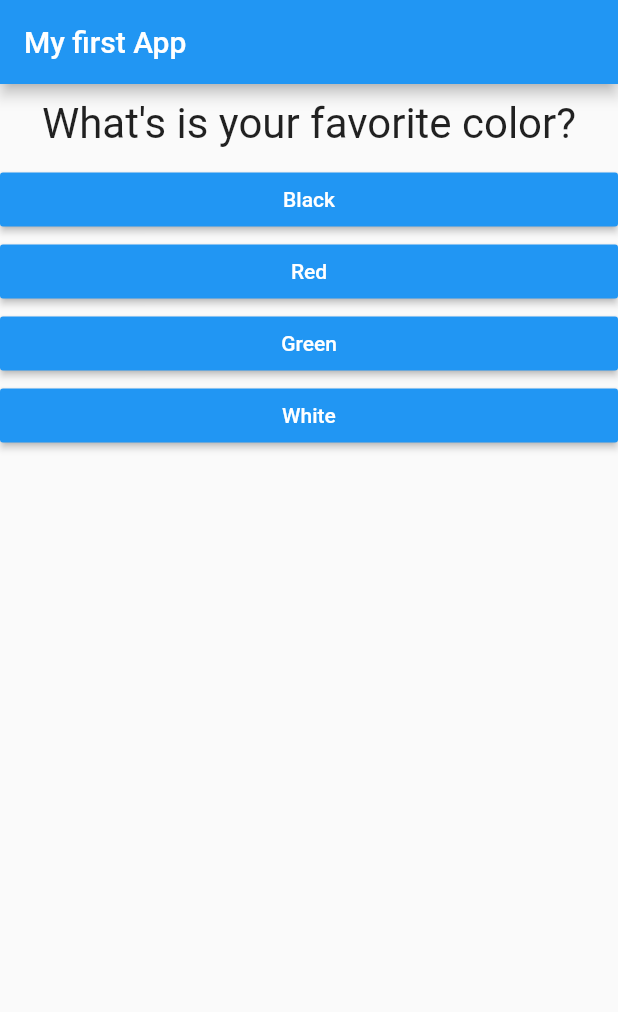
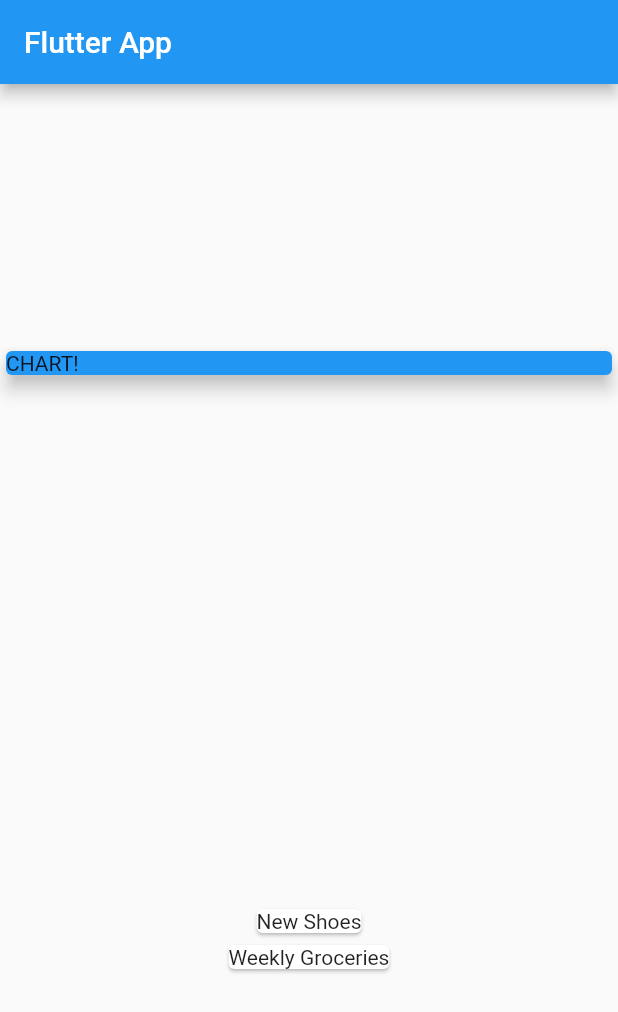
Before and after one commit to XiekangZhang/try_flutter, a Flutter app: the screen it shows after launch, on a phone screen of 412 x 824 dp. Shown: the top 1012 px of the screen. Run offline on Flutter 3.47's test engine with Material 2 defaults, Android fonts, the phone set to English and light mode, and no system bars.

Commit message:
start a personal expense

```diff
--- a/lib/answer.dart
+++ /dev/null
@@ -1,23 +0,0 @@
-// de-pattern
-import 'package:flutter/material.dart';
-
-class Answer extends StatelessWidget {
-  final Function selectHandler;
-  final String answerText;
-
-  Answer(this.selectHandler, this.answerText);
-
-  @override
-  Widget build(BuildContext context) {
-    return Container(
-      width: double.infinity,
-      child: RaisedButton(
-        child: Text(answerText),
-        onPressed: selectHandler,
-        color: Colors.blue,
-        textColor: Colors.white,
-        // pass a pointer to the onPressed --> a pointer can be understood as a name of function
-      ),
-    );
-  }
-}
--- a/lib/main.dart
+++ b/lib/main.dart
@@ -1,67 +1,58 @@
 import 'package:flutter/material.dart';
-import 'question.dart';
-import 'answer.dart';
+import './transaction.dart';
 
-class MyApp extends StatefulWidget {
-  @override
-  State<StatefulWidget> createState() {
-    return _MyAppState();
-  }
-// updates however state should be preserved.
-}
+void main() => runApp(MyApp());
 
-class _MyAppState extends State<MyApp> {
-  int _questionIndex = 0;
-
-  void _answerQuestion() {
-    setState(() {
-      _questionIndex += 1;
-    });
-    _questionIndex = (_questionIndex > 2) ? 0 : _questionIndex;
-    //print(_questionIndex);
-  }
-
+class MyApp extends StatelessWidget {
   @override
   Widget build(BuildContext context) {
-    // data structure: list, enum, map
-    /*List<String> questions = [
-      "What's is your favorite color?",
-      "What's is your favorite animals?"
-    ];*/
-
-    var mapQuestions = [
-      {
-        "questionText": "What's is your favorite color?",
-        "answers": ["Black", "Red", "Green", "White"],
-      },
-      {
-        "questionText": "What's is your favorite animals?",
-        "answers": ["Rabbit", "Snake", "Elephant", "Lion"],
-      },
-      {
-        "questionText": "What's is your favorite instructor?",
-        "answers": ["Max", "Max", "Max", "Max"],
-      },
-    ];
-
     return MaterialApp(
-      home: Scaffold(
-        appBar: AppBar(
-          title: Text("My first App"),
-        ),
-        body: Column(
-          children: <Widget>[
-            Question(mapQuestions[_questionIndex]["questionText"]),
-            // add values to a list
-            ...(mapQuestions[_questionIndex]["answers"] as List<String>)
-                .map((answer) {
-              return Answer(_answerQuestion, answer);
-            }).toList(),
-          ],
-        ), // generated type
-      ), // Scaffold basic site design
+      home: MyHomePage(),
+      title: "Flutter App",
     );
   }
 }
 
-void main() => runApp(MyApp()); // shorthands of one line expression
+class MyHomePage extends StatelessWidget {
+  final List<Transaction> transactions = [
+    Transaction(
+        id: "t1", title: "New Shoes", amount: 69.99, date: DateTime.now()),
+    Transaction(
+        id: "t2",
+        title: "Weekly Groceries",
+        amount: 16.53,
+        date: DateTime.now()),
+  ];
+
+  @override
+  Widget build(BuildContext context) {
+    return Scaffold(
+      appBar: AppBar(
+        title: Text("Flutter App"),
+      ),
+      body: Column(
+        mainAxisAlignment: MainAxisAlignment.spaceAround,
+        crossAxisAlignment: CrossAxisAlignment.stretch,
+        children: <Widget>[
+          Container(
+            width: double.infinity,
+            child: Card(
+              color: Colors.blue,
+              child: Text(
+                "CHART!",
+              ),
+              elevation: 5,
+            ),
+          ),
+          Column(
+            children: transactions
+                .map((tx) => Card(
+                      child: Text(tx.title),
+                    ))
+                .toList(),
+          )
+        ],
+      ),
+    );
+  }
+}
--- a/lib/question.dart
+++ /dev/null
@@ -1,20 +0,0 @@
-import 'package:flutter/cupertino.dart';
-
-class Question extends StatelessWidget {
-  final String questionText;
-
-  Question(this.questionText); // a shorthand for constructor
-
-  @override
-  Widget build(BuildContext context) {
-    return Container(
-      width: double.infinity,
-      margin: EdgeInsets.all(10), // a constructor --> dart feature
-      child: Text(
-        questionText,
-        style: TextStyle(fontSize: 28),
-        textAlign: TextAlign.center, // enum
-      ),
-    );
-  }
-}
```
Also changed, not shown: 1 other file.
